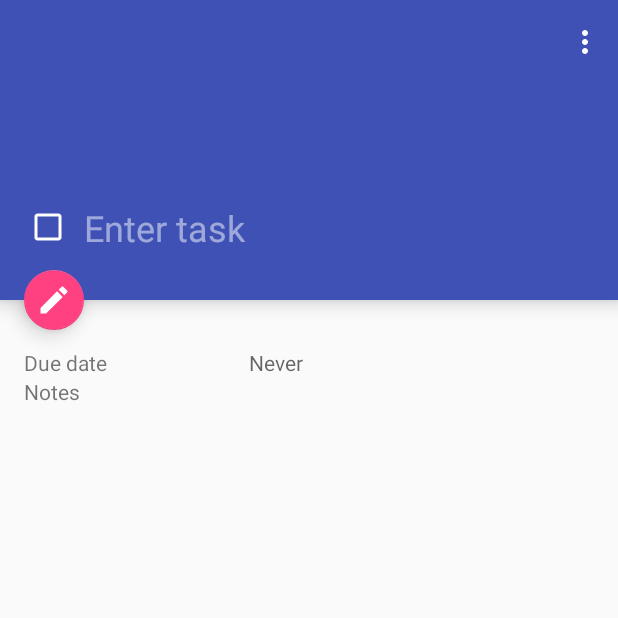
After one commit to majormajors/todo-mvi, an Android app: the TaskDetailActivity screen opened directly, with no data from a screen before it, on a phone screen of 412 x 824 dp, the top half of it. The commit adds this screen. Run offline under Robolectric (Android 15) with nearby library versions, the phone set to English and light mode, and no system bars; our stand-ins replace Dagger/Hilt's generated code, Room's generated code, RxJava; libraries missing offline, so code that uses them is left out: com.jakewharton.rxbinding2; 9 statements that could not run were skipped.

Commit message:
Basic editing of task body/completed state/due date

```diff
--- a/app/src/main/AndroidManifest.xml
+++ b/app/src/main/AndroidManifest.xml
@@ -26,6 +26,9 @@
 
         <activity android:name=".tasklist.TaskListDetailActivity"
             android:theme="@style/AppTheme.NoActionBar"/>
+
+        <activity android:name=".taskedit.TaskDetailActivity"
+            android:theme="@style/AppTheme.NoActionBar"/>
     </application>
 
 </manifest>
--- a/app/src/main/java/com/mattmayers/todo/MainActivity.kt
+++ b/app/src/main/java/com/mattmayers/todo/MainActivity.kt
@@ -4,6 +4,7 @@ import android.content.Intent
 import android.os.Bundle
 import android.support.v7.app.AppCompatActivity
 import android.view.View
+import com.mattmayers.todo.application.Extra
 import com.mattmayers.todo.application.TodoApplication
 import com.mattmayers.todo.db.TodoDatabase
 import com.mattmayers.todo.db.model.TaskListGroup
@@ -55,7 +56,7 @@ class MainActivity : AppCompatActivity() {
 
     private val loadTaskListGroup = Consumer<Long> {
         val intent = Intent(this@MainActivity, TaskListGroupDetailActivity::class.java)
-        intent.putExtra(TaskListGroupDetailActivity.ID, it)
+        intent.putExtra(Extra.ID, it)
         startActivity(intent)
         finish()
     }
--- /dev/null
+++ b/app/src/main/java/com/mattmayers/todo/application/Extra.kt
@@ -0,0 +1,5 @@
+package com.mattmayers.todo.application
+
+object Extra {
+    const val ID = "id"
+}
--- a/app/src/main/java/com/mattmayers/todo/application/Router.kt
+++ b/app/src/main/java/com/mattmayers/todo/application/Router.kt
@@ -9,4 +9,5 @@ import com.mattmayers.todo.db.model.TaskList
 interface Router {
     fun goToTaskList(taskList: TaskList)
     fun goToTask(task: Task)
+    fun goToEditTask(task: Task)
 }
--- /dev/null
+++ b/app/src/main/java/com/mattmayers/todo/taskedit/TaskDetailActivity.kt
@@ -0,0 +1,148 @@
+package com.mattmayers.todo.taskedit
+
+import android.app.DatePickerDialog
+import android.os.Bundle
+import android.support.v7.app.AppCompatActivity
+import android.view.Menu
+import android.view.View
+import android.view.inputmethod.EditorInfo
+import com.jakewharton.rxbinding2.view.clicks
+import com.jakewharton.rxbinding2.widget.editorActionEvents
+import com.mattmayers.todo.R
+import com.mattmayers.todo.application.Extra
+import com.mattmayers.todo.application.Router
+import com.mattmayers.todo.application.TodoApplication
+import com.mattmayers.todo.db.model.Task
+import com.mattmayers.todo.framework.SchedulerProvider
+import com.mattmayers.todo.kext.focusAndShowSoftKeyboard
+import com.mattmayers.todo.kext.hideSoftKeyboard
+import io.reactivex.Observable
+import io.reactivex.disposables.CompositeDisposable
+import io.reactivex.rxkotlin.addTo
+import io.reactivex.subjects.PublishSubject
+import kotlinx.android.synthetic.main.task_detail.*
+import java.text.SimpleDateFormat
+import java.util.*
+import javax.inject.Inject
+
+class TaskDetailActivity : AppCompatActivity() {
+    @Inject lateinit var viewModel: TaskDetailViewModel
+    @Inject lateinit var scheduleProvider: SchedulerProvider
+    @Inject lateinit var router: Router
+
+    private val disposables = CompositeDisposable()
+    private val taskId by lazy { intent.getLongExtra(Extra.ID, -1L) }
+    private val taskEditIntentPublisher = PublishSubject.create<TaskEditIntent>()
+    private var task: Task? = null
+
+    override fun onCreate(savedInstanceState: Bundle?) {
+        super.onCreate(savedInstanceState)
+        setContentView(R.layout.task_detail)
+        setSupportActionBar(toolbar)
+        title = ""
+        collapsingToolbarLayout.title = ""
+
+        TodoApplication.getComponent(this).inject(this)
+
+        viewModel.apply {
+            states().observeOn(scheduleProvider.ui())
+                    .subscribe(this@TaskDetailActivity::render)
+                    .addTo(disposables)
+
+            handleIntents(intents())
+        }
+
+        body.clicks()
+                .subscribe { makeBodyEditable() }
+                .addTo(disposables)
+        bodyEdit.editorActionEvents()
+                .subscribe {
+                    when (it.actionId()) {
+                        EditorInfo.IME_ACTION_DONE ->  {
+                            updateTaskBody()
+                            makeBodyNonEditable()
+                        }
+                    }
+                }
+                .addTo(disposables)
+        dueDate.clicks()
+                .subscribe {
+                    val date = task?.dueDate ?: Date()
+                    DatePickerDialog(this@TaskDetailActivity,
+                            DatePickerDialog.OnDateSetListener { _, year, month, dayOfMonth ->
+                                updateDueDate(Date(year - 1900, month, dayOfMonth))
+                            },
+                            date.year + 1900, date.month, date.date)
+                            .show()
+                }
+                .addTo(disposables)
+    }
+
+    private fun makeBodyEditable() {
+        body.visibility = View.GONE
+        bodyEdit.visibility = View.VISIBLE
+        bodyEdit.focusAndShowSoftKeyboard()
+        bodyEdit.setSelection(body.text.length)
+    }
+
+    private fun makeBodyNonEditable() {
+        bodyEdit.visibility = View.GONE
+        body.visibility = View.VISIBLE
+        bodyEdit.hideSoftKeyboard()
+    }
+
+    private fun updateTaskBody() {
+        taskEditIntentPublisher.onNext(
+                UpdateTaskBodyIntent(bodyEdit.text.toString())
+        )
+    }
+
+    private fun updateTaskCompleted(isCompleted: Boolean) {
+        taskEditIntentPublisher.onNext(
+                UpdateTaskCompletedIntent(isCompleted)
+        )
+    }
+
+    private fun updateDueDate(date: Date) {
+        taskEditIntentPublisher.onNext(
+                UpdateDueDateIntent(date)
+        )
+    }
+
+    private fun intents(): Observable<TaskDetailIntent> = firstLoadIntent()
+            .mergeWith(taskEditIntentPublisher)
+
+    private fun firstLoadIntent(): Observable<TaskDetailIntent> =
+            Observable.just(RefreshDataIntent(taskId))
+
+    private fun render(state: TaskDetailViewState) {
+        if (state.isLoading) {
+            progressBar.visibility = View.VISIBLE
+            contentLayout.visibility = View.GONE
+        } else {
+            progressBar.visibility = View.GONE
+            contentLayout.visibility = View.VISIBLE
+        }
+
+        task = state.task
+
+        body.text = task?.body
+        body.visibility = View.VISIBLE
+        bodyEdit.setText(task?.body)
+        bodyEdit.visibility = View.GONE
+        completedCheckbox.apply {
+            setOnCheckedChangeListener(null)
+            isChecked = task?.completed ?: false
+            setOnCheckedChangeListener { _, isChecked -> updateTaskCompleted(isChecked) }
+        }
+        task?.dueDate?.let {
+            dueDate.text = SimpleDateFormat.getDateInstance().format(task?.dueDate)
+        }
+        notes.text = task?.notes
+    }
+
+    override fun onCreateOptionsMenu(menu: Menu?): Boolean {
+        menuInflater.inflate(R.menu.task_detail_menu, menu)
+        return true
+    }
+}
--- /dev/null
+++ b/app/src/main/java/com/mattmayers/todo/taskedit/TaskDetailIntent.kt
@@ -0,0 +1,12 @@
+package com.mattmayers.todo.taskedit
+
+import com.mattmayers.todo.framework.UserIntent
+import java.util.*
+
+interface TaskDetailIntent : UserIntent
+class RefreshDataIntent(val taskId: Long) : TaskDetailIntent
+
+interface TaskEditIntent : TaskDetailIntent
+class UpdateTaskBodyIntent(val body: String) : TaskEditIntent
+class UpdateTaskCompletedIntent(val completed: Boolean) : TaskEditIntent
+class UpdateDueDateIntent(val dueDate: Date) : TaskEditIntent
--- /dev/null
+++ b/app/src/main/java/com/mattmayers/todo/taskedit/TaskDetailViewModel.kt
@@ -0,0 +1,86 @@
+package com.mattmayers.todo.taskedit
+
+import com.mattmayers.todo.db.model.Task
+import com.mattmayers.todo.framework.Repository
+import com.mattmayers.todo.framework.SchedulerProvider
+import com.mattmayers.todo.framework.ViewModel
+import io.reactivex.Observable
+import io.reactivex.Single
+import io.reactivex.functions.BiFunction
+import io.reactivex.functions.Consumer
+import io.reactivex.subjects.PublishSubject
+import io.reactivex.subjects.Subject
+import javax.inject.Inject
+
+class TaskDetailViewModel @Inject constructor(
+        private val taskRepository: Repository<Task>,
+        private val schedulerProvider: SchedulerProvider
+) : ViewModel<TaskDetailIntent, TaskDetailViewState> {
+    private val taskUpdatePublisher: Subject<Task> = PublishSubject.create()
+
+    private val intents: Subject<TaskDetailIntent> = PublishSubject.create()
+    private val states: Observable<TaskDetailViewState> by lazy {
+        Observable.merge(
+                intents.map { performAction(it) },
+                taskUpdatePublisher
+                        .doOnNext { this@TaskDetailViewModel.task = it }
+                        .map { DataLoadedAction(it) }
+        )
+                .scan(TaskDetailViewState.default, reducer)
+    }
+
+    private var task: Task? = null
+
+    override fun handleIntents(intents: Observable<TaskDetailIntent>) {
+        intents.subscribe(this.intents)
+    }
+
+    override fun states(): Observable<TaskDetailViewState> = states.hide()
+
+    private fun performAction(intent: TaskDetailIntent): TaskDetailAction {
+        return when (intent) {
+            is RefreshDataIntent -> {
+                loadData(intent.taskId)
+                        .subscribe(Consumer {
+                            taskUpdatePublisher.onNext(it)
+                        })
+                StartLoadingAction()
+            }
+            is TaskEditIntent -> {
+                updateTask(intent)
+                        .subscribe(Consumer {
+                            taskUpdatePublisher.onNext(it)
+                        })
+                NoOpAction()
+            }
+            else -> NoOpAction()
+        }
+    }
+
+    private fun loadData(id: Long): Single<Task> {
+        return taskRepository.getEntity(id)
+                .map { it.entity }
+                .subscribeOn(schedulerProvider.io())
+    }
+
+    private fun updateTask(intent: TaskEditIntent): Single<Task> {
+        val task = when (intent) {
+            is UpdateTaskBodyIntent -> task?.copy(body = intent.body)
+            is UpdateTaskCompletedIntent -> task?.copy(completed = intent.completed)
+            is UpdateDueDateIntent -> task?.copy(dueDate = intent.dueDate)
+            else -> throw IllegalArgumentException()
+        }
+        return taskRepository.updateEntity(task ?: throw IllegalStateException())
+                .map { it.entity }
+                .subscribeOn(schedulerProvider.io())
+    }
+
+    private val reducer = BiFunction<TaskDetailViewState, TaskDetailAction, TaskDetailViewState>
+    { previousState, action ->
+        when (action) {
+            is StartLoadingAction -> previousState.copy(isLoading = true)
+            is DataLoadedAction -> previousState.copy(isLoading = false, task = action.task)
+            else -> previousState
+        }
+    }
+}
--- /dev/null
+++ b/app/src/main/res/drawable/ic_delete_black_24dp.xml
@@ -0,0 +1,9 @@
+<vector xmlns:android="http://schemas.android.com/apk/res/android"
+        android:width="24dp"
+        android:height="24dp"
+        android:viewportWidth="24.0"
+        android:viewportHeight="24.0">
+    <path
+        android:fillColor="#FF000000"
+        android:pathData="M6,19c0,1.1 0.9,2 2,2h8c1.1,0 2,-0.9 2,-2V7H6v12zM19,4h-3.5l-1,-1h-5l-1,1H5v2h14V4z"/>
+</vector>
--- /dev/null
+++ b/app/src/main/res/drawable/ic_edit_black_24dp.xml
@@ -0,0 +1,9 @@
+<vector xmlns:android="http://schemas.android.com/apk/res/android"
+        android:width="24dp"
+        android:height="24dp"
+        android:viewportWidth="24.0"
+        android:viewportHeight="24.0">
+    <path
+        android:fillColor="#FF000000"
+        android:pathData="M3,17.25V21h3.75L17.81,9.94l-3.75,-3.75L3,17.25zM20.71,7.04c0.39,-0.39 0.39,-1.02 0,-1.41l-2.34,-2.34c-0.39,-0.39 -1.02,-0.39 -1.41,0l-1.83,1.83 3.75,3.75 1.83,-1.83z"/>
+</vector>
--- /dev/null
+++ b/app/src/main/res/layout/task_detail.xml
@@ -0,0 +1,165 @@
+<?xml version="1.0" encoding="utf-8"?>
+<android.support.design.widget.CoordinatorLayout xmlns:android="http://schemas.android.com/apk/res/android"
+    xmlns:app="http://schemas.android.com/apk/res-auto"
+    xmlns:tools="http://schemas.android.com/tools"
+    android:layout_width="match_parent"
+    android:layout_height="match_parent"
+    tools:context="com.mattmayers.todo.MainActivity">
+
+    <android.support.v4.widget.NestedScrollView
+        app:layout_behavior="@string/appbar_scrolling_view_behavior"
+        android:layout_width="match_parent"
+        android:layout_height="match_parent">
+
+        <RelativeLayout
+            android:layout_width="match_parent"
+            android:layout_height="wrap_content"
+            android:paddingTop="32dp"
+            android:paddingLeft="16dp"
+            android:paddingRight="16dp"
+            android:paddingBottom="16dp">
+
+            <ProgressBar
+                android:id="@+id/progressBar"
+                android:layout_width="wrap_content"
+                android:layout_height="wrap_content"
+                android:layout_centerInParent="true"
+                android:visibility="gone"/>
+
+            <LinearLayout
+                android:id="@+id/contentLayout"
+                android:orientation="vertical"
+                android:layout_width="match_parent"
+                android:layout_height="wrap_content">
+
+                <LinearLayout
+                    android:layout_width="match_parent"
+                    android:layout_height="wrap_content"
+                    android:orientation="horizontal">
+                    <TextView
+                        android:labelFor="@+id/dueDate"
+                        android:layout_width="@dimen/task_detail_label_width"
+                        android:layout_height="wrap_content"
+                        android:text="@string/due_date"
+                        android:layout_gravity="start|center_vertical"/>
+
+                    <TextView
+                        android:id="@+id/dueDate"
+                        android:hint="@string/never"
+                        android:layout_width="wrap_content"
+                        android:layout_height="wrap_content"
+                        android:layout_gravity="start|center_vertical"/>
+                </LinearLayout>
+
+                <LinearLayout
+                    android:layout_width="match_parent"
+                    android:layout_height="wrap_content"
+                    android:orientation="horizontal">
+                    <TextView
+                        android:labelFor="@+id/notes"
+                        android:layout_width="@dimen/task_detail_label_width"
+                        android:layout_height="wrap_content"
+                        android:text="@string/notes"
+                        android:layout_gravity="start|center_vertical"/>
+                    <TextView
+                        android:id="@+id/notes"
+                        android:layout_width="wrap_content"
+                        android:layout_height="wrap_content"
+                        android:layout_gravity="start|center_vertical"/>
+                </LinearLayout>
+
+            </LinearLayout>
+
+        </RelativeLayout>
+
+    </android.support.v4.widget.NestedScrollView>
+
+    <android.support.design.widget.AppBarLayout
+        android:id="@+id/appBarLayout"
+        android:layout_width="match_parent"
+        android:layout_height="@dimen/tall_toolbar_height"
+        android:theme="@style/AppTheme.AppBarOverlay"
+        app:elevation="@dimen/default_elevation">
+
+        <android.support.design.widget.CollapsingToolbarLayout
+            android:id="@+id/collapsingToolbarLayout"
+            android:layout_width="match_parent"
+            android:layout_height="match_parent"
+            app:layout_scrollFlags="enterAlways">
+
+            <RelativeLayout
+                android:layout_width="match_parent"
+                android:layout_height="wrap_content"
+                android:layout_gravity="bottom"
+                android:layout_marginStart="16dp"
+                android:layout_marginEnd="16dp"
+                android:layout_marginBottom="32dp">
+
+                <LinearLayout
+                    android:id="@+id/bodyLayout"
+                    android:orientation="horizontal"
+                    android:layout_width="match_parent"
+                    android:layout_height="wrap_content">
+
+                    <CheckBox
+                        android:id="@+id/completedCheckbox"
+                        android:layout_width="wrap_content"
+                        android:layout_height="wrap_content"
+                        android:layout_gravity="center_vertical"
+                        android:layout_marginEnd="@dimen/view_margin"
+                        android:elevation="@dimen/default_elevation"/>
+
+                    <EditText
+                        android:id="@+id/bodyEdit"
+                        android:hint="@string/task_body_hint"
+                        android:layout_width="match_parent"
+                        android:layout_height="wrap_content"
+                        android:foregroundTint="@android:color/white"
+                        android:textSize="@dimen/header_text_size_big"
+                        android:maxLines="1"
+                        android:inputType="text"
+                        android:imeOptions="actionDone"
+                        android:layout_gravity="center_vertical"
+                        android:visibility="gone"/>
+
+
+                    <TextView
+                        android:id="@+id/body"
+                        android:hint="@string/task_body_hint"
+                        android:layout_width="match_parent"
+                        android:layout_height="wrap_content"
+                        android:textSize="@dimen/header_text_size_big"
+                        android:textColor="@android:color/white"
+                        android:layout_gravity="center_vertical"
+                        android:clickable="true"/>
+
+                </LinearLayout>
+            </RelativeLayout>
+
+            <android.support.v7.widget.Toolbar
+                android:id="@+id/toolbar"
+                android:layout_width="match_parent"
+                android:layout_height="?attr/actionBarSize"
+                android:background="?attr/colorPrimary"
+                app:layout_collapseMode="pin"
+                app:popupTheme="@style/AppTheme.PopupOverlay"/>
+
+
+        </android.support.design.widget.CollapsingToolbarLayout>
+
+    </android.support.design.widget.AppBarLayout>
+
+    <android.support.design.widget.FloatingActionButton
+        android:id="@+id/editButton"
+        android:layout_width="wrap_content"
+        android:layout_height="wrap_content"
+        android:layout_margin="@dimen/fab_margin"
+        android:tint="@android:color/white"
+        app:elevation="@dimen/default_elevation"
+        app:layout_anchor="@+id/appBarLayout"
+        app:layout_anchorGravity="bottom|start|left"
+        app:fabSize="mini"
+        android:outlineProvider="background"
+        app:srcCompat="@drawable/ic_edit_black_24dp" />
+
+</android.support.design.widget.CoordinatorLayout>
--- /dev/null
+++ b/app/src/main/res/menu/task_detail_menu.xml
@@ -0,0 +1,11 @@
+<?xml version="1.0" encoding="utf-8"?>
+<menu xmlns:android="http://schemas.android.com/apk/res/android"
+    xmlns:app="http://schemas.android.com/apk/res-auto">
+
+    <item
+        android:id="@+id/delete"
+        android:icon="@drawable/ic_delete_black_24dp"
+        app:iconTint="@android:color/white"
+        app:showAsAction="never"
+        android:title="@string/delete" />
+</menu>
--- a/app/src/main/res/values/dimens.xml
+++ b/app/src/main/res/values/dimens.xml
@@ -1,4 +1,8 @@
 <resources>
     <dimen name="view_margin">8dp</dimen>
     <dimen name="fab_margin">16dp</dimen>
+    <dimen name="tall_toolbar_height">200dp</dimen>
+    <dimen name="default_elevation">8dp</dimen>
+    <dimen name="header_text_size_big">24sp</dimen>
+    <dimen name="task_detail_label_width">150dp</dimen>
 </resources>
--- a/app/src/main/res/values/strings.xml
+++ b/app/src/main/res/values/strings.xml
@@ -5,4 +5,11 @@
     <string name="cancel">Cancel</string>
     <string name="add">Add</string>
     <string name="add_new_task">Add new task</string>
+    <string name="delete">Delete</string>
+    <string name="edit">Edit</string>
+    <string name="task_body_hint">Enter task</string>
+    <string name="completed">Completed</string>
+    <string name="notes">Notes</string>
+    <string name="never">Never</string>
+    <string name="due_date">Due date</string>
 </resources>
```
Also changed, not shown: app/src/main/java/com/mattmayers/todo/application/TodoApplication.kt (+14 -3 lines), app/src/main/java/com/mattmayers/todo/kext/ViewExt.kt (added, +20 -0 lines), app/src/main/java/com/mattmayers/todo/taskedit/TaskDetailAction.kt (added, +9 -0 lines), app/src/main/java/com/mattmayers/todo/taskedit/TaskDetailViewState.kt (added, +13 -0 lines), app/src/main/java/com/mattmayers/todo/tasklist/TaskListDetailActivity.kt (+14 -12 lines), app/src/main/java/com/mattmayers/todo/tasklistgroup/TaskListGroupDetailActivity.kt (+2 -5 lines), app/src/main/res/drawable/ic_close_black_24dp.xml (added, +9 -0 lines).
